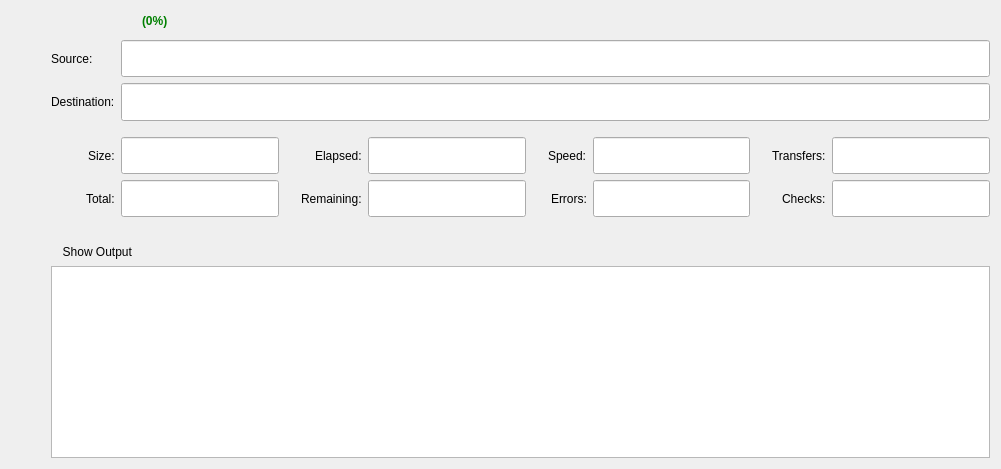
Qt form src/job_widget.ui (holazt/RcloneBrowser) before a commit.
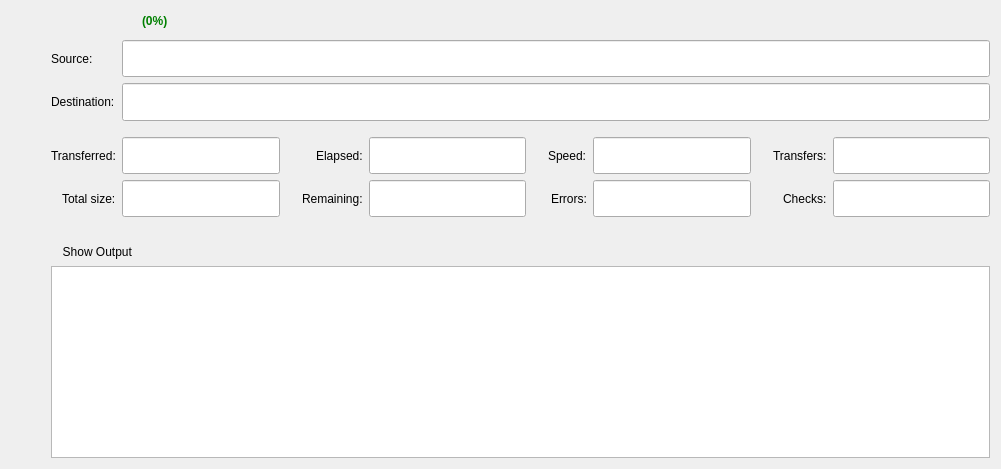
The same form after that commit.

```diff
--- a/src/job_widget.ui
+++ b/src/job_widget.ui
@@ -543,7 +543,7 @@
       <item row="4" column="1" alignment="Qt::AlignRight">
        <widget class="QLabel" name="label_4a">
         <property name="text">
-         <string>Total:</string>
+         <string>Total size:</string>
         </property>
         <property name="buddy">
          <cstring>totalsize</cstring>
@@ -607,7 +607,7 @@
          </sizepolicy>
         </property>
         <property name="text">
-         <string>Size:</string>
+         <string>Transferred:</string>
         </property>
         <property name="buddy">
          <cstring>size</cstring>
```
